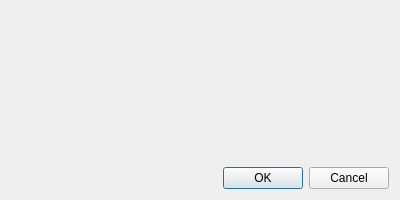
nens/rana-qgis-plugin, file rana_qgis_plugin/widgets/ui/tenant_selection_dialog.ui: the form before one commit.
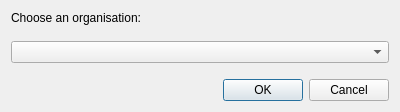
The form after the commit.

Commit message:
fix(ui): replace long organisation list (rana #5407)
* fix(ui): replace long organisation list

* fix(ui): Improve spacing between dialog items

* Processed comments for tests

* Also record a line in HISTORY

```diff
--- a/rana_qgis_plugin/widgets/ui/tenant_selection_dialog.ui
+++ b/rana_qgis_plugin/widgets/ui/tenant_selection_dialog.ui
@@ -7,7 +7,7 @@
     <x>0</x>
     <y>0</y>
     <width>400</width>
-    <height>200</height>
+    <height>0</height>
    </rect>
   </property>
   <property name="sizePolicy">
@@ -19,33 +19,25 @@
   <property name="minimumSize">
    <size>
     <width>400</width>
-    <height>200</height>
+    <height>0</height>
    </size>
   </property>
   <property name="windowTitle">
    <string>Select Organisation</string>
   </property>
   <layout class="QVBoxLayout" name="verticalLayout">
+    <property name="spacing">
+      <number>16</number>
+    </property>
    <item>
-    <widget class="QWidget" name="tenants_widget">
-     <layout class="QVBoxLayout" name="tenants_widget_layout"/>
+    <widget class="QLabel" name="organisation_label">
+     <property name="text">
+      <string>Choose an organisation:</string>
+     </property>
     </widget>
    </item>
    <item>
-    <spacer name="verticalSpacer">
-     <property name="orientation">
-      <enum>Qt::Vertical</enum>
-     </property>
-     <property name="sizeType">
-      <enum>QSizePolicy::Expanding</enum>
-     </property>
-     <property name="sizeHint" stdset="0">
-      <size>
-       <width>0</width>
-       <height>0</height>
-      </size>
-     </property>
-    </spacer>
+    <widget class="QComboBox" name="organisations_box"/>
    </item>
    <item>
     <widget class="QDialogButtonBox" name="buttonBox">
```
The commit also changes 6 other files.
